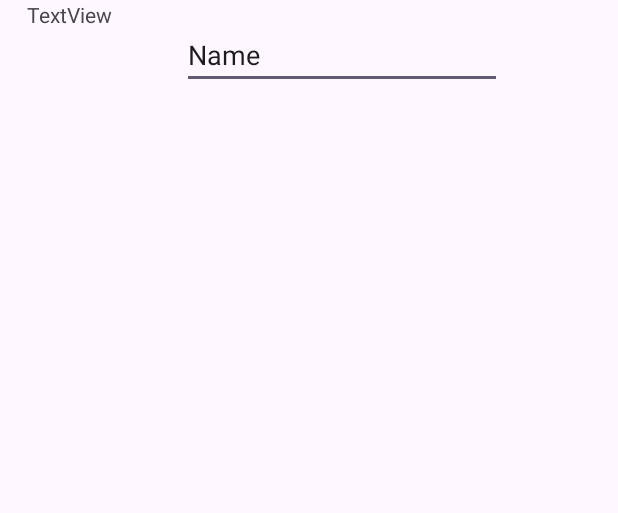
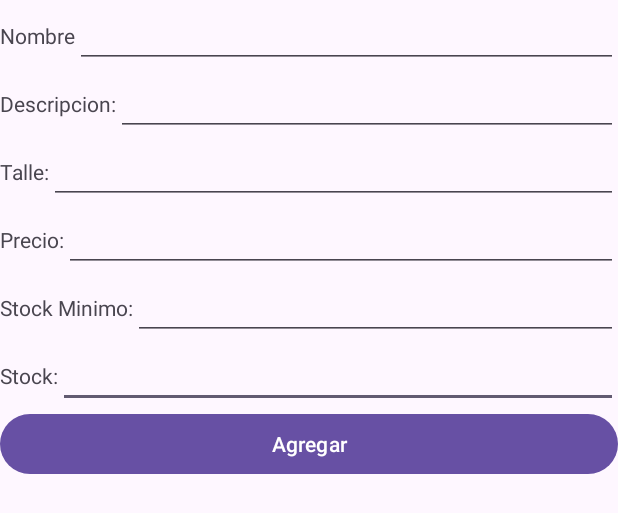
Before and after one commit to gibinaghi/app_android, an Android app: the layout activity_producto_alta_modificacion.xml on its own in the app's theme, with its tools: preview values and no code run, on a phone screen of 412 x 824 dp. Shown: the top 513 px of the screen. Run offline under Robolectric (Android 15) with nearby library versions, the phone set to English and light mode, and no system bars.

Commit message:
Agregar y Listar Productos

```diff
--- a/app/src/main/java/com/example/trabajofinal/CRUDProductos.java
+++ b/app/src/main/java/com/example/trabajofinal/CRUDProductos.java
@@ -22,6 +22,12 @@ public class CRUDProductos extends ListActivity {
         productoDataSource=new ProductoDataSource(this);
         productoDataSource.open();
 
+
+    }
+
+    @Override
+    protected void onStart() {
+        super.onStart();
         List<Producto> productos=productoDataSource.obtenerTodos();
         ArrayAdapter<Producto> adapter=new ArrayAdapter<Producto>(this,android.R.layout.simple_list_item_1,productos);
         setListAdapter(adapter);
@@ -31,4 +37,11 @@ public class CRUDProductos extends ListActivity {
         Intent i=new Intent(this,ProductoAltaModificacion.class);
         startActivity(i);
     }
+
+    public void Listar(View v){
+        List<Producto> productos=productoDataSource.obtenerTodos();
+        ArrayAdapter<Producto> adapter=new ArrayAdapter<Producto>(this,android.R.layout.simple_list_item_1,productos);
+        setListAdapter(adapter);
+
+    }
 }
--- a/app/src/main/java/com/example/trabajofinal/Producto.java
+++ b/app/src/main/java/com/example/trabajofinal/Producto.java
@@ -75,4 +75,9 @@ public class Producto {
     public void setStock(int stock) {
         Stock = stock;
     }
+
+    @Override
+    public String toString() {
+        return  "Nombre='" + Nombre + "'";
+    }
 }
--- a/app/src/main/java/com/example/trabajofinal/ProductoAltaModificacion.java
+++ b/app/src/main/java/com/example/trabajofinal/ProductoAltaModificacion.java
@@ -3,8 +3,10 @@ package com.example.trabajofinal;
 import androidx.appcompat.app.AppCompatActivity;
 
 import android.os.Bundle;
+import android.util.Log;
 import android.view.View;
 import android.widget.EditText;
+import android.widget.Toast;
 
 public class ProductoAltaModificacion extends AppCompatActivity {
 
@@ -37,7 +39,9 @@ public class ProductoAltaModificacion extends AppCompatActivity {
         prodNuevo.setPrecio(Double.parseDouble(txtPrecio.getText().toString()));
         prodNuevo.setStock(Integer.parseInt(txtStock.getText().toString()));
         prodNuevo.setStockMinimo(Integer.parseInt(txtStockMinimo.getText().toString()));
+        Toast.makeText(this,prodNuevo.toString(), Toast.LENGTH_LONG).show();
+        Log.w("aa",prodNuevo.toString());
+        productoDataSource.agregar(prodNuevo);
 
-        productoDataSource.agregar(prodNuevo);
     }
 }
--- a/app/src/main/res/layout/activity_crudproductos.xml
+++ b/app/src/main/res/layout/activity_crudproductos.xml
@@ -25,6 +25,7 @@
         android:layout_marginTop="16dp"
         android:layout_marginEnd="16dp"
         android:text="@string/botonListar"
+        android:onClick="Listar"
         app:layout_constraintEnd_toEndOf="parent"
         app:layout_constraintTop_toTopOf="parent" />
 
@@ -32,9 +33,11 @@
         android:id="@android:id/list"
         android:layout_width="379dp"
         android:layout_height="635dp"
+        android:layout_marginTop="24dp"
         android:layout_marginBottom="16dp"
         app:layout_constraintBottom_toBottomOf="parent"
         app:layout_constraintEnd_toEndOf="parent"
-        app:layout_constraintStart_toStartOf="parent" />
+        app:layout_constraintStart_toStartOf="parent"
+        app:layout_constraintTop_toBottomOf="@+id/btnAgregar" />
 
 </androidx.constraintlayout.widget.ConstraintLayout>
--- a/app/src/main/res/layout/activity_producto_alta_modificacion.xml
+++ b/app/src/main/res/layout/activity_producto_alta_modificacion.xml
@@ -1,30 +1,145 @@
 <?xml version="1.0" encoding="utf-8"?>
-<RelativeLayout xmlns:android="http://schemas.android.com/apk/res/android"
+<androidx.constraintlayout.widget.ConstraintLayout xmlns:android="http://schemas.android.com/apk/res/android"
     xmlns:app="http://schemas.android.com/apk/res-auto"
     xmlns:tools="http://schemas.android.com/tools"
-    android:id="@+id/RelativeLayout"
     android:layout_width="match_parent"
     android:layout_height="match_parent"
     tools:context=".ProductoAltaModificacion">
 
-    <TextView
-        android:id="@+id/textView11"
-        android:layout_width="wrap_content"
-        android:layout_height="wrap_content"
-        android:layout_alignParentLeft="true"
+    <LinearLayout
+        android:id="@+id/LinearLayout1"
+        android:layout_width="match_parent"
+        android:layout_height="match_parent"
+        android:orientation="vertical"
+        tools:context=".ProductoAltaModificacion" >
 
-        android:layout_marginLeft="18dp"
-        android:text="TextView" />
+        <LinearLayout
+            android:layout_width="match_parent"
+            android:layout_height="wrap_content"
+            android:orientation="horizontal">
+            <TextView
+                android:id="@+id/textView1"
+                android:layout_width="wrap_content"
+                android:layout_height="wrap_content"
+                android:text="Nombre" />
+            <EditText
+                android:id="@+id/txtNombre"
+                android:layout_width="wrap_content"
+                android:layout_height="wrap_content"
+                android:layout_weight="5"
+                android:ems="10"
+                android:inputType="text">
+                <requestFocus />
+            </EditText>
 
-    <EditText
-        android:id="@+id/editTextText5"
-        android:layout_width="wrap_content"
-        android:layout_height="wrap_content"
-        android:layout_alignParentTop="true"
-        android:layout_alignParentRight="true"
-        android:layout_marginTop="14dp"
-        android:layout_marginRight="77dp"
-        android:ems="10"
-        android:inputType="text"
-        android:text="Name" />
-</RelativeLayout>
+        </LinearLayout>
+        <LinearLayout
+            android:layout_width="match_parent"
+            android:layout_height="wrap_content" >
+
+            <TextView
+                android:id="@+id/textView2"
+                android:layout_width="wrap_content"
+                android:layout_height="wrap_content"
+                android:text="Descripcion:" />
+            <EditText
+                android:id="@+id/txtDescripcion"
+                android:layout_width="wrap_content"
+                android:layout_height="wrap_content"
+                android:layout_weight="5"
+                android:ems="10"
+                android:inputType="text">
+                <requestFocus />
+            </EditText>
+        </LinearLayout>
+        <LinearLayout
+            android:layout_width="match_parent"
+            android:layout_height="wrap_content" >
+
+            <TextView
+                android:id="@+id/textView3"
+                android:layout_width="wrap_content"
+                android:layout_height="wrap_content"
+                android:text="Talle:" />
+            <EditText
+                android:id="@+id/txtTalle"
+                android:layout_width="wrap_content"
+                android:layout_height="wrap_content"
+                android:layout_weight="5"
+                android:ems="10"
+                android:inputType="text">
+                <requestFocus />
+            </EditText>
+        </LinearLayout>
+        <LinearLayout
+            android:layout_width="match_parent"
+            android:layout_height="wrap_content" >
+
+            <TextView
+                android:id="@+id/textView4"
+                android:layout_width="wrap_content"
+                android:layout_height="wrap_content"
+                android:text="Precio:" />
+            <EditText
+                android:id="@+id/txtPrecio"
+                android:layout_width="wrap_content"
+                android:layout_height="wrap_content"
+                android:layout_weight="5"
+                android:ems="10"
+                android:inputType="numberDecimal">
+                <requestFocus />
+            </EditText>
+        </LinearLayout>
+        <LinearLayout
+            android:layout_width="match_parent"
+            android:layout_height="wrap_content" >
+
+            <TextView
+                android:id="@+id/textView5"
+                android:layout_width="wrap_content"
+                android:layout_height="wrap_content"
+                android:text="Stock Minimo:" />
+            <EditText
+                android:id="@+id/txtStockMinimo"
+                android:layout_width="wrap_content"
+                android:layout_height="wrap_content"
+                android:layout_weight="5"
+                android:ems="10"
+                android:inputType="number">
+                <requestFocus />
+            </EditText>
+        </LinearLayout>
+        <LinearLayout
+            android:layout_width="match_parent"
+            android:layout_height="wrap_content" >
+
+            <TextView
+                android:id="@+id/textView6"
+                android:layout_width="wrap_content"
+                android:layout_height="wrap_content"
+                android:text="Stock:" />
+            <EditText
+                android:id="@+id/txtStock"
+                android:layout_width="wrap_content"
+                android:layout_height="wrap_content"
+                android:layout_weight="5"
+                android:ems="10"
+                android:inputType="number">
+                <requestFocus />
+            </EditText>
+        </LinearLayout>
+        <LinearLayout
+            android:layout_width="match_parent"
+            android:layout_height="wrap_content" >
+
+
+            <Button
+                android:id="@+id/btnAgregar"
+                android:layout_width="wrap_content"
+                android:layout_height="wrap_content"
+                android:layout_weight="1"
+                android:onClick="Agregar"
+                android:text="@string/botonAgregar" />
+        </LinearLayout>
+    </LinearLayout>
+</androidx.constraintlayout.widget.ConstraintLayout>
```
